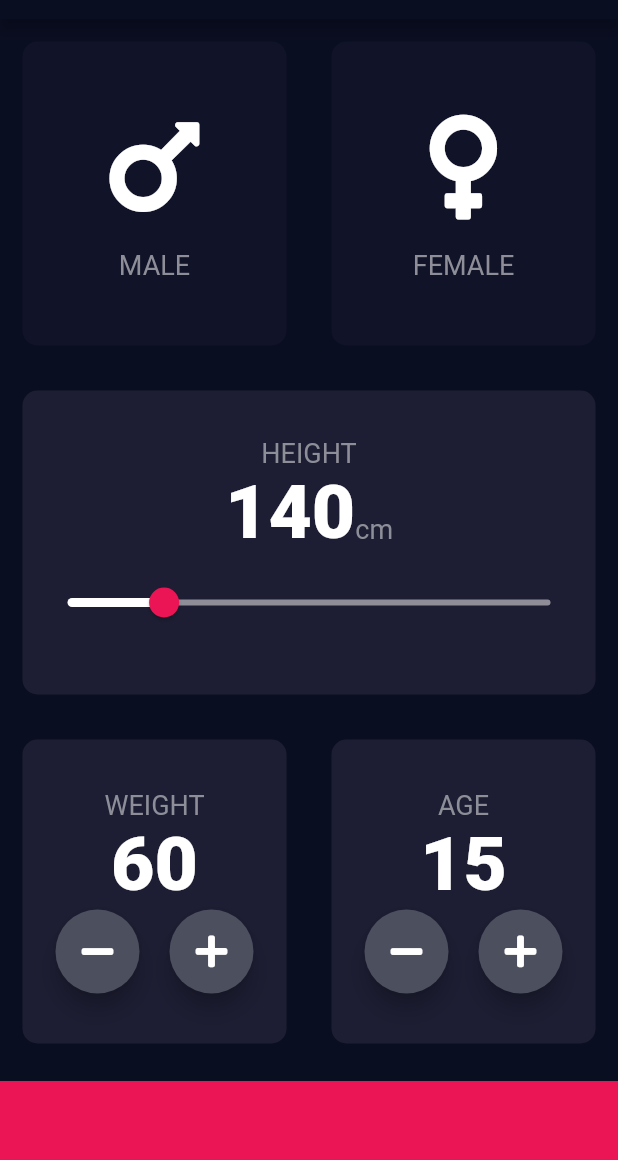
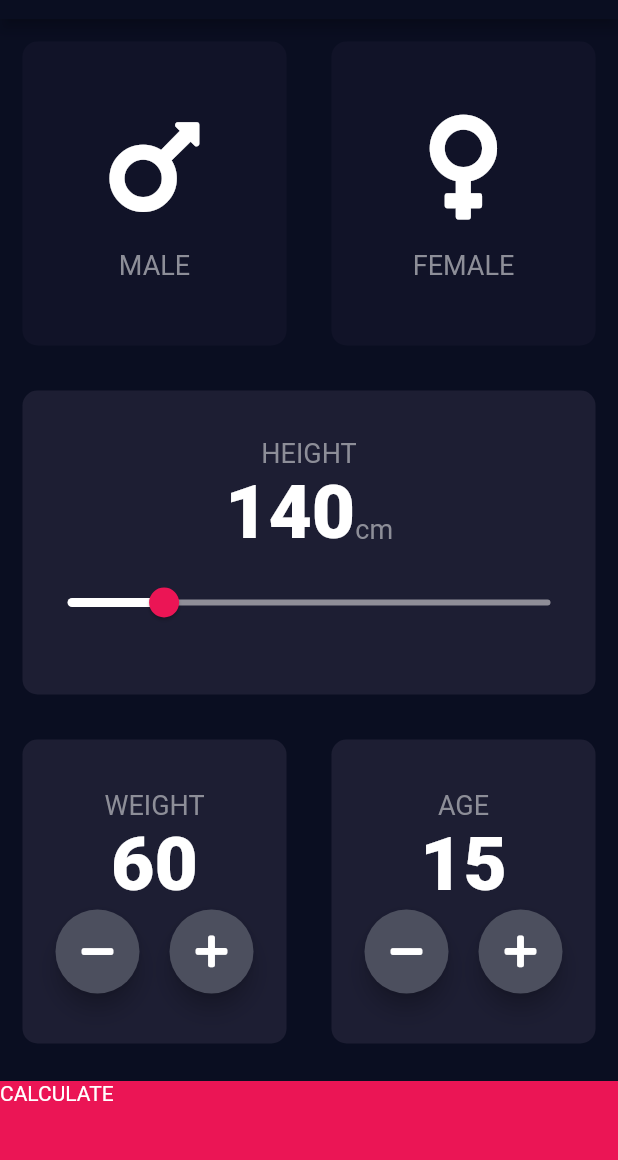
Before and after one commit to Praveen-Sharma00/BMI-Calcuator, a Flutter app: the screen it shows after launch, on a phone screen of 412 x 824 dp, the part 65-1225 px from its top. Run offline on Flutter 3.47's test engine with Material 2 defaults, Android fonts, the phone set to English and light mode, and no system bars; our stand-ins replace font_awesome_flutter.

```diff
--- a/lib/input_page.dart
+++ b/lib/input_page.dart
@@ -5,6 +5,7 @@ import 'package:font_awesome_flutter/font_awesome_flutter.dart';
 
 import 'constants.dart';
 import 'icon_content.dart';
+import 'results_page.dart';
 
 enum Gender { MALE, FEMALE }
 
@@ -205,11 +206,18 @@ class _InputPageState extends State<InputPage> {
               ],
             ),
           ),
-          Container(
-            color: kBottomContainerColor,
-            margin: EdgeInsets.only(top: 10.0),
-            width: double.infinity,
-            height: kBottomContainerHeight,
+          GestureDetector(
+            onTap: () {
+              Navigator.push(context,
+                  MaterialPageRoute(builder: (context) => ResultsPage()));
+            },
+            child: Container(
+              child: Text('CALCULATE'),
+              color: kBottomContainerColor,
+              margin: EdgeInsets.only(top: 10.0),
+              width: double.infinity,
+              height: kBottomContainerHeight,
+            ),
           ),
         ],
       ),
```
Also changed, not shown: lib/results_page.dart (added, +13 -0 lines).
